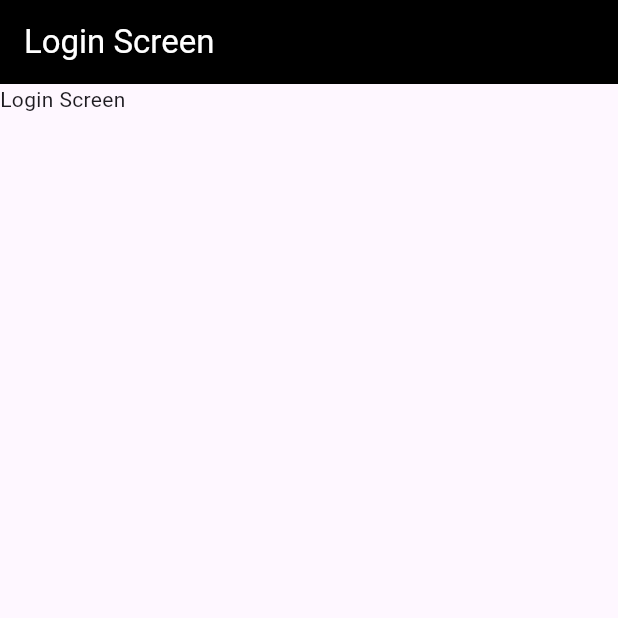
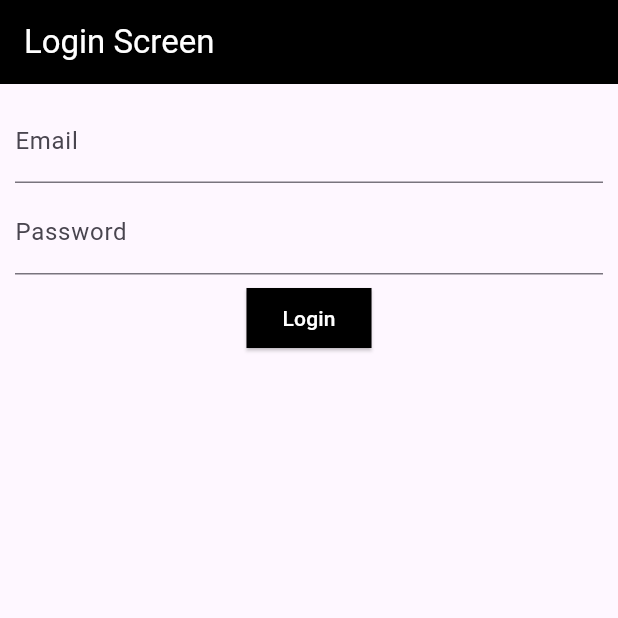
Before and after one commit to Owaisk23/MobAppDevelopment, a Flutter app: the screen it shows after launch, after a tap on "Login Screen", on a phone screen of 412 x 824 dp, the top half of it. Run offline on Flutter 3.47's test engine with Material 3 defaults, Android fonts, the phone set to English and light mode, and no system bars; our stand-ins replace firebase_core; accounts and stored records are empty.

```diff
--- a/flutter/forms/lib/Login.dart
+++ b/flutter/forms/lib/Login.dart
@@ -1,7 +1,7 @@
 import 'package:flutter/material.dart';
 
 class Login extends StatefulWidget {
-  const Login({ Key? key }) : super(key: key);
+  const Login({Key? key}) : super(key: key);
 
   @override
   _LoginState createState() => _LoginState();
@@ -10,13 +10,95 @@ class Login extends StatefulWidget {
 class _LoginState extends State<Login> {
   @override
   Widget build(BuildContext context) {
+    TextEditingController UserEmail = new TextEditingController();
+    TextEditingController UserPassword = new TextEditingController();
+
+    final _formKey = GlobalKey<FormState>();
+
+    void loginSubmit() {
+      if (_formKey.currentState!.validate()) {
+        print('Login Successful ${_formKey}');
+        ScaffoldMessenger.of(context).showSnackBar(
+          SnackBar(
+            content: Text("Hello ${UserEmail.text} Form submit successfully!"),
+            duration: Duration(seconds: 2),
+            backgroundColor: Colors.green,
+          ),
+        );
+      }
+    }
+
     return Scaffold(
       appBar: AppBar(
         title: Text('Login Screen'),
         backgroundColor: Colors.black,
         foregroundColor: Colors.white,
       ),
-      body: Text("Login Screen"),
+      body: Padding(
+        padding: EdgeInsets.all(10),
+        child: Form(
+          key: _formKey,
+          child: Column(
+            children: [
+              TextFormField(
+                controller: UserEmail,
+                keyboardType: TextInputType.emailAddress,
+                decoration: InputDecoration(
+                  hintText: 'Enter your email',
+                  labelText: 'Email',
+                ),
+                validator: (value) {
+                  if (value == null || value.isEmpty) {
+                    return 'Email can\'t be empty';
+                  }
+
+                  if (!RegExp(
+                    r'^[a-zA-Z0-9._%+-]+@[a-zA-Z0-9.-]+\.[a-zA-Z]{2,}$',
+                  ).hasMatch(value)) {
+                    return "Email is not properly written"; // Agar email format sahi nahi ho to error
+                  }
+                  return null;
+                },
+              ),
+              SizedBox(height: 5),
+              TextFormField(
+                controller: UserPassword,
+                autocorrect: false,
+                obscureText: true,
+                decoration: InputDecoration(
+                  hintText: 'Enter your password',
+                  labelText: 'Password',
+                ),
+                validator: (value) {
+                  if (value == null || value.isEmpty) {
+                    return 'Email can\'t be empty';
+                  }
+
+                  if (!RegExp(
+                    r'^(?=(?:.*[a-zA-Z]){5,})[a-zA-Z0-9]+$',
+                  ).hasMatch(value)) {
+                    return "Password contain atleast 5 aplhabets or numbers wihtout special char"; // Agar email format sahi nahi ho to error
+                  }
+                  return null;
+                },
+              ),
+              SizedBox(height: 5),
+              ElevatedButton(
+                onPressed: loginSubmit,
+
+                style: ElevatedButton.styleFrom(
+                  backgroundColor: Colors.black,
+                  foregroundColor: Colors.white,
+                  shape: RoundedRectangleBorder(
+                    borderRadius: BorderRadius.zero,
+                  ),
+                ),
+                child: Text('Login'),
+              ),
+            ],
+          ),
+        ),
+      ),
     );
   }
 }
--- a/flutter/forms/lib/main.dart
+++ b/flutter/forms/lib/main.dart
@@ -1,11 +1,16 @@
+import 'package:firebase_core/firebase_core.dart';
 import 'package:flutter/material.dart';
 import 'package:forms/Start.dart';
 
-void main() {
-  runApp(
-    MaterialApp(
+
+
+void main() async {
+  WidgetsFlutterBinding.ensureInitialized();
+  await Firebase.initializeApp(
+    options: DefaultFirebaseOptions.currentPlatform,
+  );
+  runApp(MaterialApp(
       debugShowCheckedModeBanner: false,
       home: Start(),
-    ),
-  );
+    ),);
 }
--- a/flutter/forms/pubspec.yaml
+++ b/flutter/forms/pubspec.yaml
@@ -34,6 +34,8 @@ dependencies:
   # The following adds the Cupertino Icons font to your application.
   # Use with the CupertinoIcons class for iOS style icons.
   cupertino_icons: ^1.0.8
+  firebase_auth: ^5.5.1
+  firebase_core: ^3.12.1
 
 dev_dependencies:
   flutter_test:
```
Also changed, not shown: flutter/forms/pubspec.lock, 4 other files.
